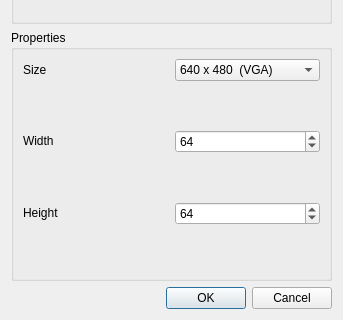
The window that src/FFGLSourceCreationDialog.ui (markus-wa/glmixer-mirror) describes before a commit, drawn with Qt 5; both pictures show x 0 to 343 and y 288 to 608 of the 343 by 608 pixel window.
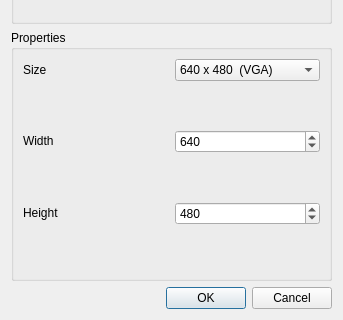
The same window after the commit. Icons and pictures are not drawn. Custom widgets are drawn as their Qt base class.

Diff of the .ui file:
```diff
--- a/src/FFGLSourceCreationDialog.ui
+++ b/src/FFGLSourceCreationDialog.ui
@@ -297,10 +297,10 @@
                 <number>2</number>
                </property>
                <property name="maximum">
-                <number>1024</number>
+                <number>1920</number>
                </property>
                <property name="value">
-                <number>64</number>
+                <number>640</number>
                </property>
               </widget>
              </item>
@@ -313,10 +313,10 @@
                 <number>2</number>
                </property>
                <property name="maximum">
-                <number>1024</number>
+                <number>1200</number>
                </property>
                <property name="value">
-                <number>64</number>
+                <number>480</number>
                </property>
               </widget>
              </item>
```
Left out of the diff: 15 changed lines with no effect on the pictures.
